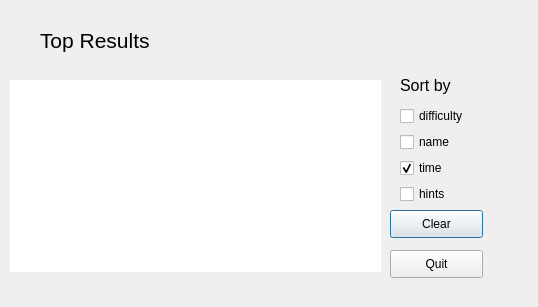
Before: the Qt Designer form Sudoku/topresultswindow.ui in Akara4ok/Sudoku, drawn with Qt 5.
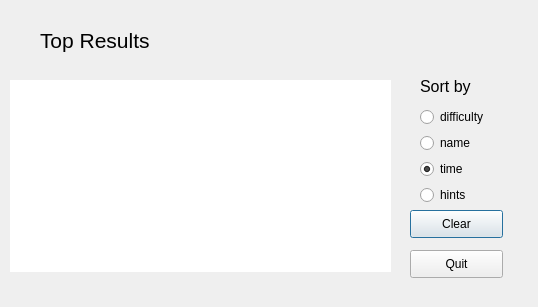
After: the same form once the commit is applied.

The edit to the form file:
```diff
--- a/Sudoku/topresultswindow.ui
+++ b/Sudoku/topresultswindow.ui
@@ -34,7 +34,7 @@
   <widget class="QPushButton" name="pushButton">
    <property name="geometry">
     <rect>
-     <x>390</x>
+     <x>410</x>
      <y>210</y>
      <width>93</width>
      <height>28</height>
@@ -47,7 +47,7 @@
   <widget class="QPushButton" name="pushButton_2">
    <property name="geometry">
     <rect>
-     <x>390</x>
+     <x>410</x>
      <y>250</y>
      <width>93</width>
      <height>28</height>
@@ -65,15 +65,19 @@
     <rect>
      <x>10</x>
      <y>80</y>
-     <width>371</width>
+     <width>381</width>
      <height>192</height>
     </rect>
    </property>
    <property name="focusPolicy">
     <enum>Qt::ClickFocus</enum>
    </property>
+   <property name="autoFillBackground">
+    <bool>false</bool>
+   </property>
    <property name="styleSheet">
-    <string notr="true"/>
+    <string notr="true">verticalHeader{color: white;}
+</string>
    </property>
    <property name="frameShape">
     <enum>QFrame::NoFrame</enum>
@@ -105,6 +109,9 @@
    <property name="showGrid">
     <bool>false</bool>
    </property>
+   <property name="sortingEnabled">
+    <bool>false</bool>
+   </property>
    <attribute name="horizontalHeaderMinimumSectionSize">
     <number>10</number>
    </attribute>
@@ -114,8 +121,11 @@
    <attribute name="horizontalHeaderHighlightSections">
     <bool>true</bool>
    </attribute>
+   <attribute name="horizontalHeaderShowSortIndicator" stdset="0">
+    <bool>false</bool>
+   </attribute>
    <attribute name="verticalHeaderVisible">
-    <bool>false</bool>
+    <bool>true</bool>
    </attribute>
    <attribute name="verticalHeaderDefaultSectionSize">
     <number>30</number>
@@ -130,7 +140,7 @@
   <widget class="QLabel" name="label_3">
    <property name="geometry">
     <rect>
-     <x>380</x>
+     <x>400</x>
      <y>30</y>
      <width>151</width>
      <height>31</height>
@@ -145,11 +155,11 @@
     <string/>
    </property>
   </widget>
-  <widget class="QWidget" name="layoutWidget">
+  <widget class="QWidget" name="">
    <property name="geometry">
     <rect>
-     <x>400</x>
-     <y>70</y>
+     <x>420</x>
+     <y>71</y>
      <width>76</width>
      <height>134</height>
     </rect>
@@ -168,24 +178,21 @@
      </widget>
     </item>
     <item>
-     <widget class="QCheckBox" name="checkBox_4">
+     <widget class="QRadioButton" name="radioButton">
       <property name="text">
        <string>difficulty</string>
       </property>
-      <property name="checked">
-       <bool>false</bool>
-      </property>
      </widget>
     </item>
     <item>
-     <widget class="QCheckBox" name="checkBox">
+     <widget class="QRadioButton" name="radioButton_2">
       <property name="text">
        <string>name</string>
       </property>
      </widget>
     </item>
     <item>
-     <widget class="QCheckBox" name="checkBox_2">
+     <widget class="QRadioButton" name="radioButton_3">
       <property name="text">
        <string>time</string>
       </property>
@@ -195,7 +202,7 @@
      </widget>
     </item>
     <item>
-     <widget class="QCheckBox" name="checkBox_3">
+     <widget class="QRadioButton" name="radioButton_4">
       <property name="text">
        <string>hints</string>
       </property>
```
